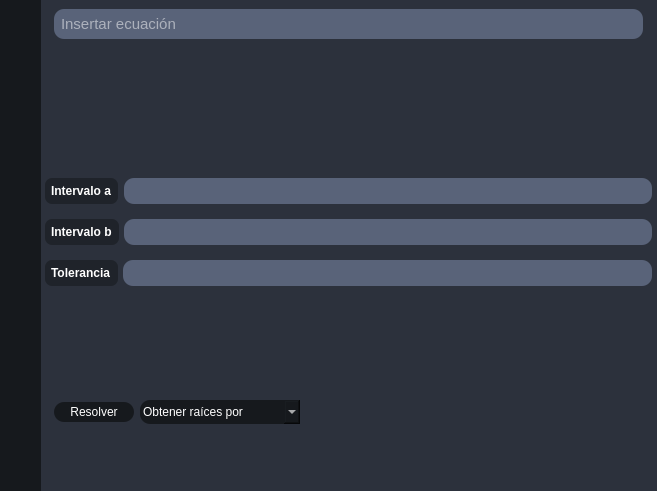
First picture: the form in views/qt_files/main_window.ui, repository Zombender0/Linear_algebra, before the edit.
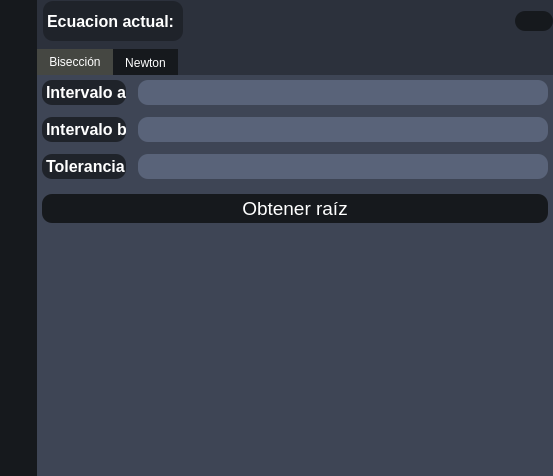
Second picture: the form after the edit. Icons and pictures are not drawn.

Commit message: Método de Newton Raphson Agregado

The edit to the form file:
```diff
--- a/views/qt_files/main_window.ui
+++ b/views/qt_files/main_window.ui
@@ -9,8 +9,8 @@
    <rect>
     <x>0</x>
     <y>0</y>
-    <width>657</width>
-    <height>491</height>
+    <width>553</width>
+    <height>476</height>
    </rect>
   </property>
   <property name="windowTitle">
@@ -43,7 +43,7 @@
 background-color: #2c313c
 }
 
-#table_buttons_frame QPushButton, #table_buttons_frame QComboBox,#solution_widget QComboBox, #solution_widget QPushButton {
+#table_buttons_frame QPushButton, #table_buttons_frame QComboBox,#solution_widget QComboBox, #equations_page QPushButton{
     color: #ffffff;
     text-align: center;
 	padding: 3px;
@@ -51,12 +51,12 @@
     background-color: #16191d;
 }
 
-#table_buttons_frame QPushButton::hover, #table_buttons_frame QComboBox::hover,#solution_widget QComboBox::hover, #solution_widget QPushButton::hover {
+#table_buttons_frame QPushButton::hover, #table_buttons_frame QComboBox::hover,#equations_page QPushButton::hover{
     background-color: #2a2e35;
     border-color: #454a52;
 }
 
-#table_buttons_frame QPushButton::pressed, #table_buttons_frame QComboBox::pressed,#solution_widget QComboBox::pressed, #solution_widget QPushButton::pressed {
+#table_buttons_frame QPushButton::pressed, #table_buttons_frame QComboBox::pressed,#equations_page QPushButton::pressed{
     background-color: #1d2127;
 	font-weight: 350;
 }
@@ -93,11 +93,11 @@
 height: 18px;
 }
 
- #table_buttons_frame QComboBox:dropdown, #solution_widget QComboBox{
+ #table_buttons_frame QComboBox:dropdown{
 border: 0px;
 }
 
-#table_buttons_frame QComboBox:down-arrow, #solution_widget QComboBox{
+#table_buttons_frame QComboBox:down-arrow{
 subcontrol-position: right;
 width: 18px;
 height: 18px;
@@ -140,31 +140,70 @@
 background-color: #1f232a;
 }
 
-#equation_widget QLineEdit{
-color: #fff;
-background-color: #596379;
-border-radius:10px;
-padding: 5px;
-font-weight: 350;
-}
-
-#equation_buttons_frame QLineEdit{
-color: #fff;
-background-color: #596379;
-border-radius:10px;
-padding: 5px;
-font-weight: 350;
-}
-#equation_buttons_frame QLabel{
+#equations_page QLabel{
 background-color: #1f232a;
-padding: 3px;
+padding: -3px;
 font-weight: 700;
-border-radius: 7px;
+border-radius: 10px;
 }
 
 #equations_page{
-background: #2c313c
-}</string>
+background: #2c313c;
+}
+
+#method_equation_tab_widget QWidget{
+background-color: #3e4555
+}
+
+#equations_page QTabWidget:pane{
+background-color: #2c313c
+}
+
+QTabBar::tab{
+background-color: #16191d;
+color: white;
+}
+
+QTabBar::tab:hover{
+background-color: #B0B3AD
+}
+
+QTabBar::tab:selected{
+background-color:#454742
+}
+
+#bisection_tab QLineEdit, #newton_tab QLineEdit{
+color: #fff;
+background-color: #596379;
+border-radius:10px;
+font-weight: 350;
+}
+
+#bisection_tab QLabel, #newton_tab QLabel{
+background-color: #1f232a;
+padding: -3px;
+font-weight: 700;
+border-radius: 10px;
+}
+
+ #bisection_tab QPushButton, #newton_tab QPushButton{
+color: #ffffff;
+    text-align: center;
+	padding: 3px;
+    border-radius: 10px;
+    background-color: #16191d;
+}
+
+#bisection_tab QPushButton::hover, #newton_tab QPushButton::hover{
+    background-color: #2a2e35;
+    border-color: #454a52;
+}
+
+#bisection_tab QPushButton::pressed, #newton_tab QPushButton::pressed{
+background-color: #1d2127;
+font-weight: 350;
+}
+</string>
   </property>
   <widget class="QWidget" name="centralwidget">
    <property name="styleSheet">
@@ -202,7 +241,7 @@
         <enum>QLayout::SizeConstraint::SetMinAndMaxSize</enum>
        </property>
        <property name="leftMargin">
-        <number>9</number>
+        <number>5</number>
        </property>
        <property name="topMargin">
         <number>0</number>
@@ -215,6 +254,12 @@
        </property>
        <item>
         <widget class="QWidget" name="sub_side_bar" native="true">
+         <property name="minimumSize">
+          <size>
+           <width>0</width>
+           <height>0</height>
+          </size>
+         </property>
          <property name="maximumSize">
           <size>
            <width>16777215</width>
@@ -273,7 +318,7 @@
                 <string/>
                </property>
                <property name="icon">
-                <iconset>
+                <iconset resource="qrc_files/resources.qrc">
                  <normaloff>:/icon/Images/align-justify.svg</normaloff>:/icon/Images/align-justify.svg</iconset>
                </property>
                <property name="iconSize">
@@ -337,7 +382,7 @@
                 <string/>
                </property>
                <property name="icon">
-                <iconset>
+                <iconset resource="qrc_files/resources.qrc">
                  <normaloff>:/icon/Images/matrix.svg</normaloff>:/icon/Images/matrix.svg</iconset>
                </property>
                <property name="iconSize">
@@ -360,7 +405,7 @@
                 <string/>
                </property>
                <property name="icon">
-                <iconset>
+                <iconset resource="qrc_files/resources.qrc">
                  <normaloff>:/icon/Images/fx.svg</normaloff>:/icon/Images/fx.svg</iconset>
                </property>
                <property name="iconSize">
@@ -382,6 +427,15 @@
     </item>
     <item>
      <widget class="QStackedWidget" name="main_stacked_widget">
+      <property name="frameShape">
+       <enum>QFrame::Shape::NoFrame</enum>
+      </property>
+      <property name="frameShadow">
+       <enum>QFrame::Shadow::Plain</enum>
+      </property>
+      <property name="lineWidth">
+       <number>1</number>
+      </property>
       <property name="currentIndex">
        <number>1</number>
       </property>
@@ -431,7 +485,13 @@
              <property name="frameShadow">
               <enum>QFrame::Shadow::Raised</enum>
              </property>
-             <layout class="QHBoxLayout" name="table_buttons_horizontal_layout" stretch="15,15,100">
+             <layout class="QHBoxLayout" name="table_buttons_horizontal_layout" stretch="15,15,120">
+              <property name="spacing">
+               <number>0</number>
+              </property>
+              <property name="sizeConstraint">
+               <enum>QLayout::SizeConstraint::SetMinimumSize</enum>
+              </property>
               <property name="leftMargin">
                <number>0</number>
               </property>
@@ -450,17 +510,20 @@
                  <string notr="true"/>
                 </property>
                 <layout class="QVBoxLayout" name="verticalLayout_3">
+                 <property name="spacing">
+                  <number>0</number>
+                 </property>
                  <property name="leftMargin">
-                  <number>9</number>
+                  <number>0</number>
                  </property>
                  <property name="topMargin">
-                  <number>9</number>
+                  <number>0</number>
                  </property>
                  <property name="rightMargin">
-                  <number>9</number>
+                  <number>0</number>
                  </property>
                  <property name="bottomMargin">
-                  <number>9</number>
+                  <number>0</number>
                  </property>
                  <item alignment="Qt::AlignmentFlag::AlignHCenter">
                   <widget class="QLabel" name="row_spinbox_label">
@@ -512,17 +575,20 @@
               <item>
                <widget class="QWidget" name="table_column_spinbox_widget" native="true">
                 <layout class="QVBoxLayout" name="verticalLayout" stretch="0,0">
+                 <property name="spacing">
+                  <number>0</number>
+                 </property>
                  <property name="leftMargin">
-                  <number>9</number>
+                  <number>0</number>
                  </property>
                  <property name="topMargin">
-                  <number>9</number>
+                  <number>0</number>
                  </property>
                  <property name="rightMargin">
-                  <number>9</number>
+                  <number>0</number>
                  </property>
                  <property name="bottomMargin">
-                  <number>9</number>
+                  <number>0</number>
                  </property>
                  <item alignment="Qt::AlignmentFlag::AlignHCenter">
                   <widget class="QLabel" name="column_spinbox_label">
@@ -569,9 +635,9 @@
                </widget>
               </item>
               <item>
-               <layout class="QGridLayout" name="table_grid_options" rowstretch="0,0,0" columnstretch="0,0,0">
+               <layout class="QGridLayout" name="table_grid_options" rowstretch="0,0,0" columnstretch="0,0,0" rowminimumheight="0,0,0">
                 <property name="sizeConstraint">
-                 <enum>QLayout::SizeConstraint::SetDefaultConstraint</enum>
+                 <enum>QLayout::SizeConstraint::SetFixedSize</enum>
                 </property>
                 <property name="leftMargin">
                  <number>0</number>
@@ -588,6 +654,9 @@
                 <property name="horizontalSpacing">
                  <number>5</number>
                 </property>
+                <property name="verticalSpacing">
+                 <number>3</number>
+                </property>
                 <item row="0" column="0">
                  <widget class="QPushButton" name="table_clean_matrix_button">
                   <property name="font">
@@ -728,7 +797,7 @@
                    <string>Opciones para resolver matriz</string>
                   </property>
                   <property name="styleSheet">
-                   <string notr="true"/>
+                   <string notr="true">text-align:center;</string>
                   </property>
                   <item>
                    <property name="text">
@@ -833,56 +902,107 @@
        </layout>
       </widget>
       <widget class="QWidget" name="equations_page">
-       <layout class="QVBoxLayout" name="verticalLayout_8" stretch="10,9,9">
+       <layout class="QVBoxLayout" name="verticalLayout_8" stretch="10,100">
         <property name="spacing">
-         <number>15</number>
+         <number>6</number>
         </property>
         <property name="leftMargin">
-         <number>4</number>
+         <number>0</number>
         </property>
         <property name="topMargin">
          <number>0</number>
         </property>
         <property name="rightMargin">
-         <number>5</number>
+         <number>0</number>
         </property>
         <property name="bottomMargin">
-         <number>5</number>
+         <number>0</number>
         </property>
-        <item alignment="Qt::AlignmentFlag::AlignTop">
+        <item>
          <widget class="QWidget" name="equation_widget" native="true">
+          <layout class="QHBoxLayout" name="horizontalLayout_2" stretch="0,0,0">
+           <property name="spacing">
+            <number>0</number>
+           </property>
+           <property name="leftMargin">
+            <number>6</number>
+           </property>
+           <property name="topMargin">
+            <number>0</number>
+           </property>
+           <property name="rightMargin">
+            <number>0</number>
+           </property>
+           <property name="bottomMargin">
+            <number>0</number>
+           </property>
+           <item>
+            <widget class="QLabel" name="side_equation_text_label">
+             <property name="maximumSize">
+              <size>
+               <width>140</width>
+               <height>40</height>
+              </size>
+             </property>
+             <property name="font">
+              <font>
+               <pointsize>12</pointsize>
+               <bold>true</bold>
+              </font>
+             </property>
+             <property name="text">
+              <string>Ecuacion actual: </string>
+             </property>
+            </widget>
+           </item>
+           <item alignment="Qt::AlignmentFlag::AlignLeft">
+            <widget class="QLabel" name="equation_text_label">
+             <property name="font">
+              <font>
+               <pointsize>14</pointsize>
+               <bold>true</bold>
+              </font>
+             </property>
+             <property name="styleSheet">
+              <string notr="true">background: none</string>
+             </property>
+             <property name="text">
+              <string/>
+             </property>
+            </widget>
+           </item>
+           <item alignment="Qt::AlignmentFlag::AlignRight|Qt::AlignmentFlag::AlignVCenter">
+            <widget class="QPushButton" name="edit_equation_button">
+             <property name="sizePolicy">
+              <sizepolicy hsizetype="Minimum" vsizetype="Fixed">
+               <horstretch>0</horstretch>
+               <verstretch>0</verstretch>
+              </sizepolicy>
+             </property>
+             <property name="toolTip">
+              <string>Editar ecuación</string>
+             </property>
+             <property name="text">
+              <string/>
+             </property>
+             <property name="icon">
+              <iconset resource="qrc_files/resources.qrc">
+               <normaloff>:/icon/Images/edit.svg</normaloff>:/icon/Images/edit.svg</iconset>
+             </property>
+             <property name="iconSize">
+              <size>
+               <width>30</width>
+               <height>30</height>
+              </size>
+             </property>
+            </widget>
+           </item>
+          </layout>
+         </widget>
+        </item>
+        <item>
+         <widget class="QWidget" name="method_equation_widget" native="true">
           <layout class="QVBoxLayout" name="verticalLayout_9">
-           <item>
-            <widget class="QLineEdit" name="equation_input">
-             <property name="font">
-              <font>
-               <pointsize>11</pointsize>
-               <fontweight></fontweight>
-              </font>
-             </property>
-             <property name="inputMethodHints">
-              <set>Qt::InputMethodHint::ImhNone</set>
-             </property>
-             <property name="placeholderText">
-              <string>Insertar ecuación</string>
-             </property>
-            </widget>
-           </item>
-          </layout>
-         </widget>
-        </item>
-        <item alignment="Qt::AlignmentFlag::AlignTop">
-         <widget class="QFrame" name="equation_buttons_frame">
-          <property name="sizePolicy">
-           <sizepolicy hsizetype="Preferred" vsizetype="Preferred">
-            <horstretch>0</horstretch>
-            <verstretch>0</verstretch>
-           </sizepolicy>
-          </property>
-          <layout class="QVBoxLayout" name="verticalLayout_10">
-           <property name="spacing">
-            <number>15</number>
-           </property>
            <property name="leftMargin">
             <number>0</number>
            </property>
@@ -896,171 +1016,315 @@
             <number>0</number>
            </property>
            <item>
-            <widget class="QWidget" name="interval_a_widget" native="true">
-             <property name="sizePolicy">
-              <sizepolicy hsizetype="Preferred" vsizetype="Preferred">
-               <horstretch>0</horstretch>
-               <verstretch>0</verstretch>
-              </sizepolicy>
+            <widget class="QTabWidget" name="method_equation_tab_widget">
+             <property name="currentIndex">
+              <number>0</number>
              </property>
-             <layout class="QHBoxLayout" name="horizontalLayout_2">
-              <property name="spacing">
-               <number>6</number>
-              </property>
-              <property name="leftMargin">
-               <number>0</number>
-              </property>
-              <property name="topMargin">
-               <number>0</number>
-              </property>
-              <property name="rightMargin">
-               <number>0</number>
-              </property>
-              <property name="bottomMargin">
-               <number>0</number>
-              </property>
-              <item>
-               <widget class="QLabel" name="interval_a_label">
-                <property name="maximumSize">
-                 <size>
-                  <width>16777215</width>
-                  <height>30</height>
-                 </size>
-                </property>
-                <property name="text">
-                 <string>Intervalo a</string>
-                </property>
-               </widget>
-              </item>
-              <item>
-               <widget class="QLineEdit" name="interval_a_line_edit"/>
-              </item>
-             </layout>
-            </widget>
-           </item>
-           <item>
-            <widget class="QWidget" name="interval_b_widget" native="true">
-             <property name="sizePolicy">
-              <sizepolicy hsizetype="Preferred" vsizetype="Preferred">
-               <horstretch>0</horstretch>
-               <verstretch>0</verstretch>
-              </sizepolicy>
-             </property>
-             <layout class="QHBoxLayout" name="horizontalLayout_3">
-              <property name="spacing">
-               <number>5</number>
-              </property>
-              <property name="leftMargin">
-               <number>0</number>
-              </property>
-              <property name="topMargin">
-               <number>0</number>
-              </property>
-              <property name="rightMargin">
-               <number>0</number>
-              </property>
-              <property name="bottomMargin">
-               <number>0</number>
-              </property>
-              <item>
-               <widget class="QLabel" name="interval_b_label">
-                <property name="maximumSize">
-                 <size>
-                  <width>16777215</width>
-                  <height>30</height>
-                 </size>
-                </property>
-                <property name="text">
-                 <string>Intervalo b</string>
-                </property>
-               </widget>
-              </item>
-              <item>
-               <widget class="QLineEdit" name="interval_b_line_edit"/>
-              </item>
-             </layout>
-            </widget>
-           </item>
-           <item>
-            <widget class="QWidget" name="tolerance_widget" native="true">
-             <property name="sizePolicy">
-              <sizepolicy hsizetype="Preferred" vsizetype="Preferred">
-               <horstretch>0</horstretch>
-               <verstretch>0</verstretch>
-              </sizepolicy>
-             </property>
-             <layout class="QHBoxLayout" name="horizontalLayout_4">
-              <property name="spacing">
-               <number>5</number>
-              </property>
-              <property name="leftMargin">
-               <number>0</number>
-              </property>
-              <property name="topMargin">
-               <number>0</number>
-              </property>
-              <property name="rightMargin">
-               <number>0</number>
-              </property>
-              <property name="bottomMargin">
-               <number>0</number>
-              </property>
-              <item>
-               <widget class="QLabel" name="tolerance_label">
-                <property name="maximumSize">
-                 <size>
-                  <width>16777215</width>
-                  <height>30</height>
-                 </size>
-                </property>
-                <property name="text">
-                 <string>Tolerancia</string>
-                </property>
-               </widget>
-              </item>
-              <item>
-               <widget class="QLineEdit" name="tolerance_line_edit"/>
-              </item>
-             </layout>
-            </widget>
-           </item>
-          </layout>
-         </widget>
-        </item>
-        <item alignment="Qt::AlignmentFlag::AlignLeft">
-         <widget class="QWidget" name="solution_widget" native="true">
-          <layout class="QHBoxLayout" name="horizontalLayout_5">
-           <item>
-            <widget class="QPushButton" name="solution_solve_button">
-             <property name="minimumSize">
-              <size>
-               <width>80</width>
-               <height>0</height>
-              </size>
-             </property>
-             <property name="text">
-              <string>Resolver</string>
-             </property>
-            </widget>
-           </item>
-           <item>
-            <widget class="QComboBox" name="solution_combobox_options">
-             <property name="minimumSize">
-              <size>
-               <width>160</width>
-               <height>0</height>
-              </size>
-             </property>
-             <item>
-              <property name="text">
-               <string>Obtener raíces por</string>
-              </property>
-             </item>
-             <item>
-              <property name="text">
+             <widget class="QWidget" name="bisection_tab">
+              <attribute name="title">
                <string>Bisección</string>
-              </property>
-             </item>
+              </attribute>
+              <layout class="QVBoxLayout" name="verticalLayout_10">
+               <property name="leftMargin">
+                <number>5</number>
+               </property>
+               <property name="topMargin">
+                <number>0</number>
+               </property>
+               <property name="rightMargin">
+                <number>5</number>
+               </property>
+               <property name="bottomMargin">
+                <number>9</number>
+               </property>
+               <item alignment="Qt::AlignmentFlag::AlignTop">
+                <widget class="QWidget" name="bisection_config_widget" native="true">
+                 <property name="maximumSize">
+                  <size>
+                   <width>16777215</width>
+                   <height>16777215</height>
+                  </size>
+                 </property>
+                 <property name="font">
+                  <font>
+                   <pointsize>9</pointsize>
+                   <kerning>true</kerning>
+                  </font>
+                 </property>
+                 <layout class="QVBoxLayout" name="verticalLayout_12">
+                  <property name="spacing">
+                   <number>12</number>
+                  </property>
+                  <property name="leftMargin">
+                   <number>0</number>
+                  </property>
+                  <property name="topMargin">
+                   <number>5</number>
+                  </property>
+                  <property name="rightMargin">
+                   <number>0</number>
+                  </property>
+                  <property name="bottomMargin">
+                   <number>9</number>
+                  </property>
+                  <item>
+                   <layout class="QGridLayout" name="bisection_config_grid">
+                    <item row="1" column="0">
+                     <widget class="QLabel" name="bisection_interval_b_label">
+                      <property name="font">
+                       <font>
+                        <pointsize>12</pointsize>
+                        <bold>true</bold>
+                       </font>
+                      </property>
+                      <property name="text">
+                       <string>Intervalo b</string>
+                      </property>
+                     </widget>
+                    </item>
+                    <item row="0" column="0">
+                     <widget class="QLabel" name="bisection_interval_a_label">
+                      <property name="font">
+                       <font>
+                        <pointsize>12</pointsize>
+                        <bold>true</bold>
+                       </font>
+                      </property>
+                      <property name="text">
+                       <string>Intervalo a</string>
+                      </property>
+                     </widget>
+                    </item>
+                    <item row="2" column="0">
+                     <widget class="QLabel" name="bisection_tolerance_label">
+                      <property name="font">
+                       <font>
+                        <pointsize>12</pointsize>
+                        <bold>true</bold>
+                       </font>
+                      </property>
+                      <property name="text">
+                       <string>Tolerancia</string>
+                      </property>
+                     </widget>
+                    </item>
+                    <item row="1" column="1">
+                     <widget class="QLineEdit" name="bisection_interval_b_line_edit">
+                      <property name="font">
+                       <font>
+                        <pointsize>14</pointsize>
+                        <fontweight></fontweight>
+                       </font>
+                      </property>
+                      <property name="clearButtonEnabled">
+                       <bool>true</bool>
+                      </property>
+                     </widget>
+                    </item>
+                    <item row="2" column="1">
+                     <widget class="QLineEdit" name="bisection_tolerance_line_edit">
+                      <property name="font">
+                       <font>
+                        <pointsize>14</pointsize>
+                        <fontweight></fontweight>
+                       </font>
+                      </property>
+                      <property name="clearButtonEnabled">
+                       <bool>true</bool>
+                      </property>
+                     </widget>
+                    </item>
+                    <item row="0" column="1">
+                     <widget class="QLineEdit" name="bisection_interval_a_line_edit">
+                      <property name="font">
+                       <font>
+                        <pointsize>14</pointsize>
+                        <fontweight></fontweight>
+                       </font>
+                      </property>
+                      <property name="clearButtonEnabled">
+                       <bool>true</bool>
+                      </property>
+                     </widget>
+                    </item>
+                   </layout>
+                  </item>
+                 </layout>
+                </widget>
+               </item>
+               <item>
+                <widget class="QPushButton" name="bisection_solution_button">
+                 <property name="font">
+                  <font>
+                   <pointsize>14</pointsize>
+                  </font>
+                 </property>
+                 <property name="text">
+                  <string>Obtener raíz</string>
+                 </property>
+                </widget>
+               </item>
+               <item>
+                <spacer name="bisection_spacer">
+                 <property name="orientation">
+                  <enum>Qt::Orientation::Vertical</enum>
+                 </property>
+                 <property name="sizeHint" stdset="0">
+                  <size>
+                   <width>20</width>
+                   <height>40</height>
+                  </size>
+                 </property>
+                </spacer>
+               </item>
+              </layout>
+             </widget>
+             <widget class="QWidget" name="newton_tab">
+              <attribute name="title">
+               <string>Newton</string>
+              </attribute>
+              <layout class="QVBoxLayout" name="verticalLayout_13">
+               <item>
+                <widget class="QWidget" name="newton_config_widget" native="true">
+                 <property name="font">
+                  <font>
+                   <pointsize>9</pointsize>
+                  </font>
+                 </property>
+                 <layout class="QVBoxLayout" name="verticalLayout_14">
+                  <property name="spacing">
+                   <number>12</number>
+                  </property>
+                  <property name="leftMargin">
+                   <number>0</number>
+                  </property>
+                  <property name="topMargin">
+                   <number>0</number>
+                  </property>
+                  <property name="rightMargin">
+                   <number>0</number>
+                  </property>
+                  <property name="bottomMargin">
+                   <number>0</number>
+                  </property>
+                  <item>
+                   <layout class="QGridLayout" name="newton_config_grid">
+                    <item row="1" column="0">
+                     <widget class="QLabel" name="newton_max_iter_label">
+                      <property name="font">
+                       <font>
+                        <pointsize>12</pointsize>
+                        <bold>true</bold>
+                       </font>
+                      </property>
+                      <property name="text">
+                       <string>Iteraciones máximas</string>
+                      </property>
+                     </widget>
+                    </item>
+                    <item row="1" column="1">
+                     <widget class="QLineEdit" name="newton_max_iter_line_edit">
+                      <property name="font">
+                       <font>
+                        <pointsize>14</pointsize>
+                        <fontweight></fontweight>
+                       </font>
+                      </property>
+                      <property name="clearButtonEnabled">
+                       <bool>true</bool>
+                      </property>
+                     </widget>
+                    </item>
+                    <item row="2" column="0">
+                     <widget class="QLabel" name="newton_tolerance_label">
+                      <property name="font">
+                       <font>
+                        <pointsize>12</pointsize>
+                        <bold>true</bold>
+                       </font>
+                      </property>
+                      <property name="text">
+                       <string>Tolerancia</string>
+                      </property>
+                      <property name="alignment">
+                       <set>Qt::AlignmentFlag::AlignCenter</set>
+                      </property>
+                     </widget>
+                    </item>
+                    <item row="2" column="1">
+                     <widget class="QLineEdit" name="newton_tolerance_line_edit">
+                      <property name="font">
+                       <font>
+                        <pointsize>14</pointsize>
+                        <fontweight></fontweight>
+                       </font>
+                      </property>
+                      <property name="clearButtonEnabled">
+                       <bool>true</bool>
+                      </property>
+                     </widget>
+                    </item>
+                    <item row="0" column="0">
+                     <widget class="QLabel" name="newton_x_value_label">
+                      <property name="font">
+                       <font>
+                        <pointsize>12</pointsize>
+                        <bold>true</bold>
+                       </font>
+                      </property>
+                      <property name="text">
+                       <string>Valor de x</string>
+                      </property>
+                      <property name="alignment">
+                       <set>Qt::AlignmentFlag::AlignCenter</set>
+                      </property>
+                     </widget>
+                    </item>
+                    <item row="0" column="1">
+                     <widget class="QLineEdit" name="newton_x_value_line_edit">
+                      <property name="font">
+                       <font>
+                        <pointsize>14</pointsize>
+                        <fontweight></fontweight>
+                       </font>
+                      </property>
+                      <property name="clearButtonEnabled">
+                       <bool>true</bool>
+                      </property>
+                     </widget>
+                    </item>
+                   </layout>
+                  </item>
+                 </layout>
+                </widget>
+               </item>
+               <item>
+                <widget class="QPushButton" name="newton_solution_button">
+                 <property name="font">
+                  <font>
+                   <pointsize>14</pointsize>
+                  </font>
+                 </property>
+                 <property name="text">
+                  <string>Obtener raíz</string>
+                 </property>
+                </widget>
+               </item>
+               <item>
+                <spacer name="newton_spacer">
+                 <property name="orientation">
+                  <enum>Qt::Orientation::Vertical</enum>
+                 </property>
+                 <property name="sizeHint" stdset="0">
+                  <size>
+                   <width>20</width>
+                   <height>240</height>
+                  </size>
+                 </property>
+                </spacer>
+               </item>
+              </layout>
+             </widget>
             </widget>
            </item>
           </layout>
```
The commit also changes 25 other files.
